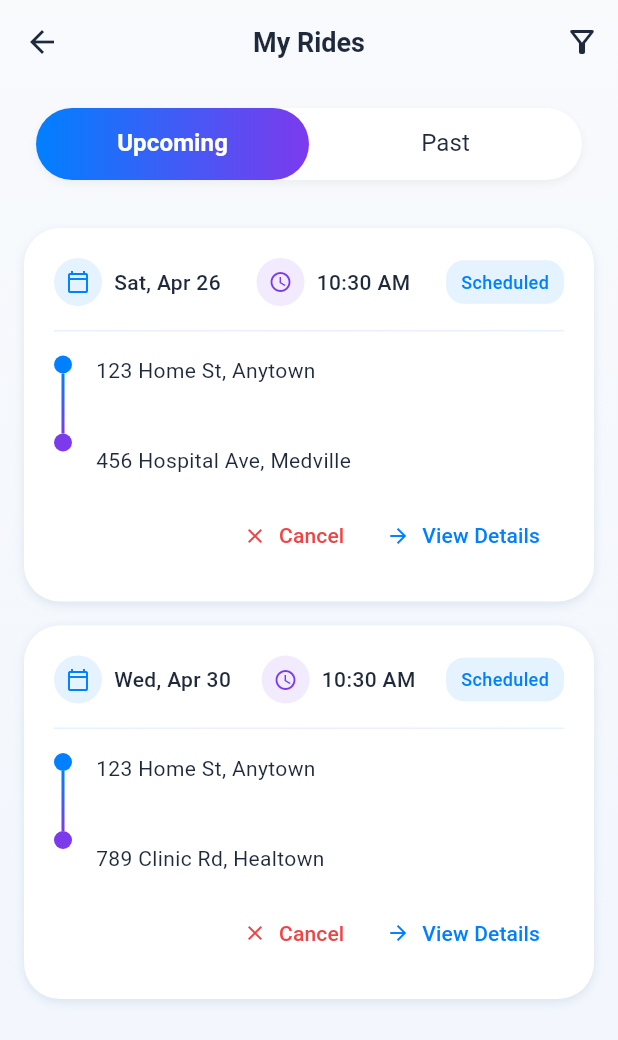
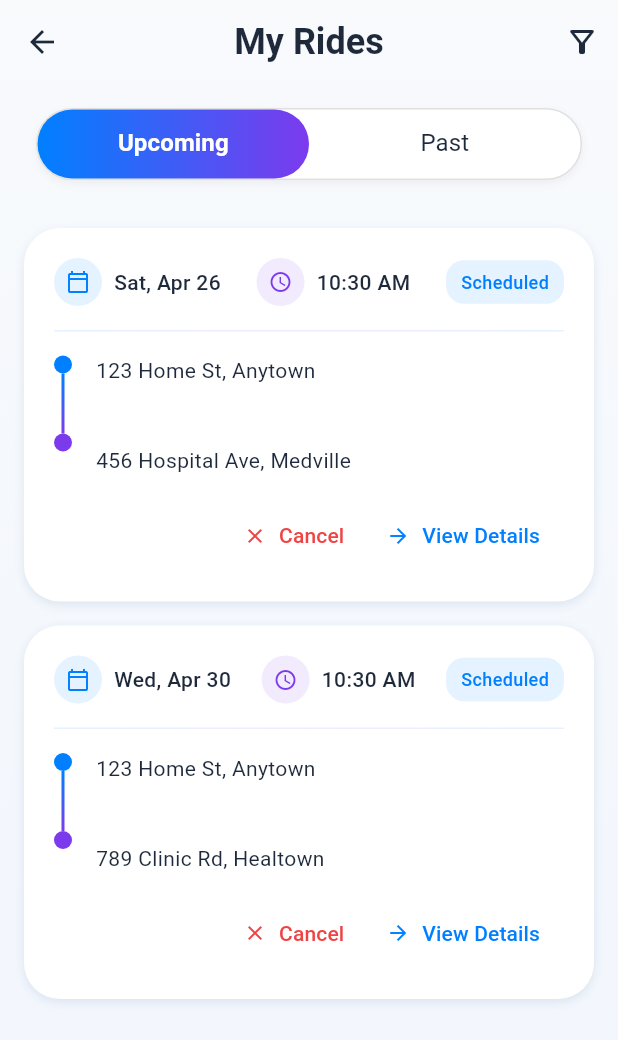
Before and after one commit to Jossyboydgenius/Healthride, a Flutter app: the RideScreen screen opened by its route, on a phone screen of 412 x 824 dp. Shown: the top 1040 px of the screen. Run offline on Flutter 3.47's test engine with Material 3 defaults, Android fonts, the phone set to English and light mode, and no system bars; our stand-ins replace google_maps_flutter, image_picker, location; accounts and stored records are empty; Roboto replaces fonts that are missing (SF Pro Display).

Commit message:
Enhance RideScreen UI by increasing title font size for better visibility and adding a border to the decoration for improved aesthetics.

```diff
--- a/lib/src/screens/ride_screen.dart
+++ b/lib/src/screens/ride_screen.dart
@@ -119,6 +119,7 @@ class _RideScreenState extends State<RideScreen>
         title: const Text(
           'My Rides',
           style: TextStyle(
+            fontSize: 24,
             fontWeight: FontWeight.w600,
             color: AppColor.textDarkBlue,
           ),
@@ -198,6 +199,7 @@ class _RideScreenState extends State<RideScreen>
         decoration: BoxDecoration(
           borderRadius: BorderRadius.circular(50),
           color: Colors.white,
+          border: Border.all(color: Colors.grey.shade300),
           boxShadow: [
             BoxShadow(
               color: Colors.black.withOpacity(0.05),
```
